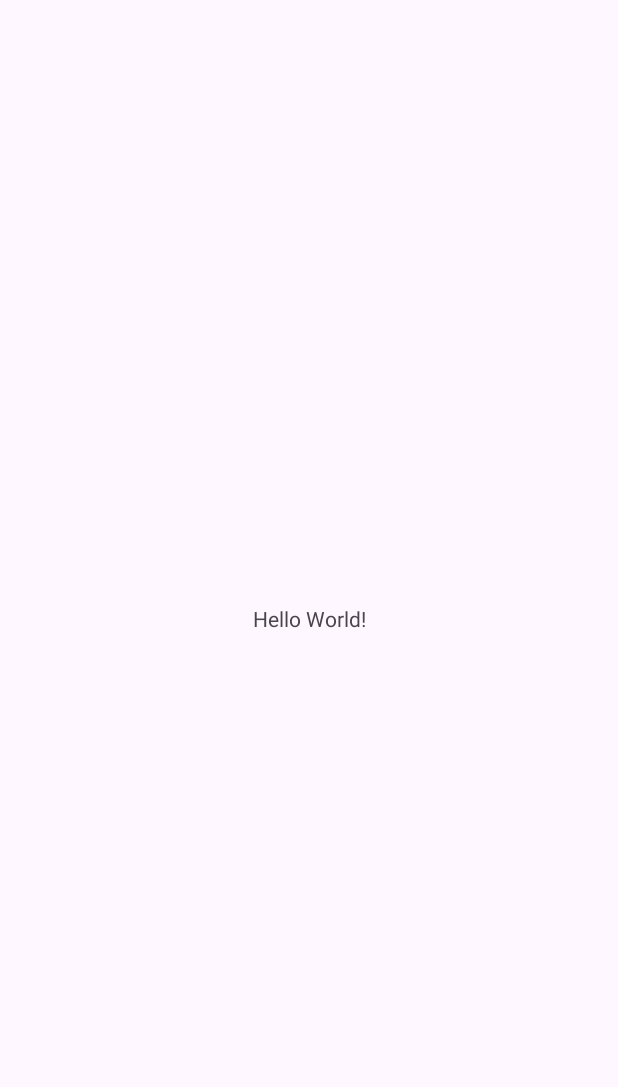
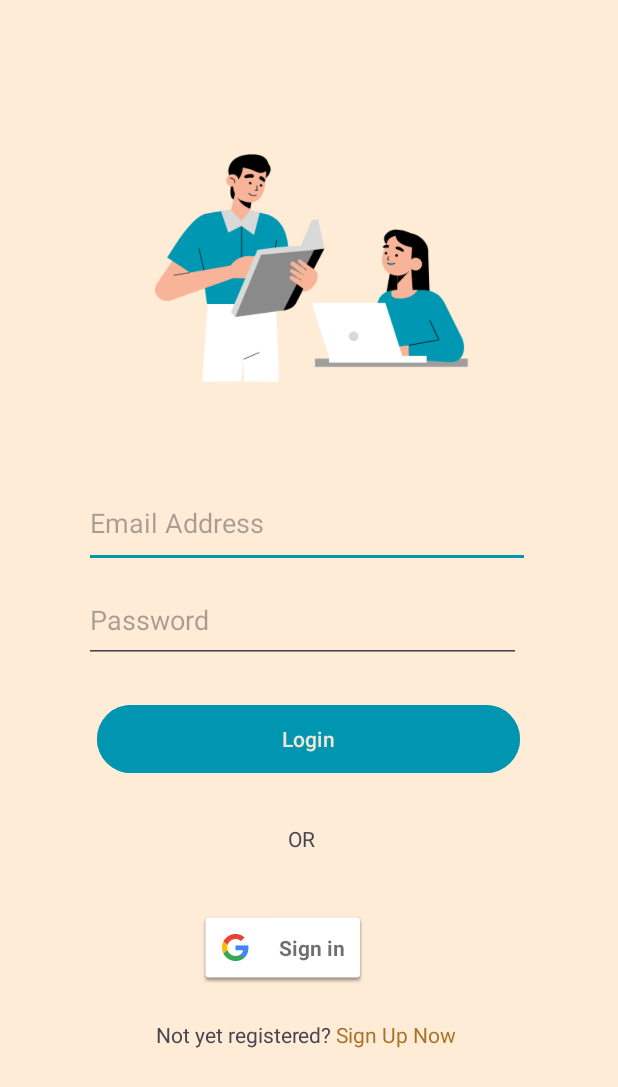
Before and after one commit to totoro-7/AndroidAppliacation, an Android app: the screen it shows after launch (MainActivity before the commit, Login_Page after it), on a phone screen of 412 x 824 dp. Before the commit the part shown is almost empty. Shown: the top 1087 px of the screen. Run offline under Robolectric (Android 15) with nearby library versions, the phone set to English and light mode, and no system bars.

Commit message:
Login Page

```diff
--- a/Android App/app/build.gradle.kts
+++ b/Android App/app/build.gradle.kts
@@ -36,6 +36,8 @@ dependencies {
     implementation("androidx.appcompat:appcompat:1.6.1")
     implementation("com.google.android.material:material:1.11.0")
     implementation("androidx.constraintlayout:constraintlayout:2.1.4")
+    implementation("com.google.firebase:firebase-auth:22.3.1")
+    implementation("com.google.android.gms:play-services-auth:21.0.0")
     testImplementation("junit:junit:4.13.2")
     androidTestImplementation("androidx.test.ext:junit:1.1.5")
     androidTestImplementation("androidx.test.espresso:espresso-core:3.5.1")
--- a/Android App/app/src/main/AndroidManifest.xml
+++ b/Android App/app/src/main/AndroidManifest.xml
@@ -13,6 +13,10 @@
         android:theme="@style/Theme.AndroidAppliacation"
         tools:targetApi="31">
         <activity
+            android:name=".Login_Page"
+            android:exported="false"
+            android:theme="@style/Theme.Splash"/>
+        <activity
             android:name=".Splash_Screen"
             android:exported="true"
             android:theme="@style/Theme.Splash">
@@ -24,7 +28,7 @@
         </activity>
         <activity
             android:name=".MainActivity"
-            android:exported="true"></activity>
+            android:exported="true" />
     </application>
 
 </manifest>
--- /dev/null
+++ b/Android App/app/src/main/java/com/example/androidappliacation/Login_Page.java
@@ -0,0 +1,14 @@
+package com.example.androidappliacation;
+
+import androidx.appcompat.app.AppCompatActivity;
+
+import android.os.Bundle;
+
+public class Login_Page extends AppCompatActivity {
+
+    @Override
+    protected void onCreate(Bundle savedInstanceState) {
+        super.onCreate(savedInstanceState);
+        setContentView(R.layout.activity_login_page);
+    }
+}
--- a/Android App/app/src/main/java/com/example/androidappliacation/Splash_Screen.java
+++ b/Android App/app/src/main/java/com/example/androidappliacation/Splash_Screen.java
@@ -29,7 +29,7 @@ public class Splash_Screen extends AppCompatActivity {
         new Handler().postDelayed(new Runnable() {
             @Override
             public void run() {
-                Intent i = new Intent(Splash_Screen.this,MainActivity.class);
+                Intent i = new Intent(Splash_Screen.this,Login_Page.class);
                 startActivity(i);
                 finish();
             }
--- /dev/null
+++ b/Android App/app/src/main/res/layout/activity_login_page.xml
@@ -0,0 +1,101 @@
+<?xml version="1.0" encoding="utf-8"?>
+<androidx.constraintlayout.widget.ConstraintLayout xmlns:android="http://schemas.android.com/apk/res/android"
+    xmlns:app="http://schemas.android.com/apk/res-auto"
+    xmlns:tools="http://schemas.android.com/tools"
+    android:layout_width="match_parent"
+    android:layout_height="match_parent"
+    android:background="#FEECD7"
+    tools:context=".Login_Page"
+    tools:layout_editor_absoluteX="-1dp"
+    tools:layout_editor_absoluteY="127dp">
+
+    <Button
+        android:id="@+id/button"
+        android:layout_width="282dp"
+        android:layout_height="53dp"
+        android:layout_marginBottom="24dp"
+        android:backgroundTint="#0096B1"
+        android:text="Login"
+        app:layout_constraintBottom_toTopOf="@+id/textView"
+        app:layout_constraintEnd_toEndOf="parent"
+        app:layout_constraintHorizontal_bias="0.496"
+        app:layout_constraintStart_toStartOf="parent"
+        app:layout_constraintTop_toBottomOf="@+id/editTextTextPassword" />
+
+    <EditText
+        android:id="@+id/editTextTextEmailAddress"
+        android:layout_width="297dp"
+        android:layout_height="59dp"
+        android:layout_marginBottom="422dp"
+        android:ems="10"
+        android:hint="Email Address"
+        android:inputType="textEmailAddress"
+        app:layout_constraintBottom_toBottomOf="parent"
+        app:layout_constraintEnd_toEndOf="parent"
+        app:layout_constraintHorizontal_bias="0.491"
+        app:layout_constraintStart_toStartOf="parent"
+        app:layout_constraintTop_toBottomOf="@+id/imageView4" />
+
+    <EditText
+        android:id="@+id/editTextTextPassword"
+        android:layout_width="291dp"
+        android:layout_height="57dp"
+        android:layout_marginBottom="17dp"
+        android:ems="10"
+        android:hint="Password"
+        android:inputType="textPassword"
+        app:layout_constraintBottom_toTopOf="@+id/button"
+        app:layout_constraintEnd_toEndOf="@+id/button"
+        app:layout_constraintHorizontal_bias="0.0"
+        app:layout_constraintStart_toStartOf="@+id/editTextTextEmailAddress"
+        app:layout_constraintTop_toBottomOf="@+id/editTextTextEmailAddress" />
+
+    <TextView
+        android:id="@+id/textView"
+        android:layout_width="25dp"
+        android:layout_height="30dp"
+        android:layout_marginBottom="21dp"
+        android:text="OR"
+        app:layout_constraintBottom_toTopOf="@+id/signInButton"
+        app:layout_constraintEnd_toEndOf="parent"
+        app:layout_constraintHorizontal_bias="0.497"
+        app:layout_constraintStart_toStartOf="parent"
+        app:layout_constraintTop_toBottomOf="@+id/button" />
+
+    <com.google.android.gms.common.SignInButton
+        android:id="@+id/signInButton"
+        android:layout_width="wrap_content"
+        android:layout_height="wrap_content"
+        android:layout_marginEnd="60dp"
+        android:layout_marginBottom="18dp"
+        app:layout_constraintBottom_toTopOf="@+id/textView2"
+        app:layout_constraintEnd_toEndOf="@+id/textView2"
+        app:layout_constraintTop_toBottomOf="@+id/textView" />
+
+    <TextView
+        android:id="@+id/textView2"
+        android:layout_width="wrap_content"
+        android:layout_height="wrap_content"
+        android:layout_marginBottom="118dp"
+        android:text="@string/account"
+        app:layout_constraintBottom_toBottomOf="parent"
+        app:layout_constraintEnd_toEndOf="parent"
+        app:layout_constraintHorizontal_bias="0.492"
+        app:layout_constraintStart_toStartOf="parent"
+        app:layout_constraintTop_toBottomOf="@+id/signInButton" />
+
+    <ImageView
+        android:id="@+id/imageView4"
+        android:layout_width="266dp"
+        android:layout_height="193dp"
+        android:layout_marginTop="57dp"
+        android:layout_marginBottom="21dp"
+        android:scaleType="centerCrop"
+        app:layout_constraintBottom_toTopOf="@+id/editTextTextEmailAddress"
+        app:layout_constraintEnd_toEndOf="parent"
+        app:layout_constraintHorizontal_bias="0.496"
+        app:layout_constraintStart_toStartOf="parent"
+        app:layout_constraintTop_toTopOf="parent"
+        app:srcCompat="@drawable/login_logo" />
+
+</androidx.constraintlayout.widget.ConstraintLayout>
--- a/Android App/app/src/main/res/values/strings.xml
+++ b/Android App/app/src/main/res/values/strings.xml
@@ -1,3 +1,4 @@
 <resources>
-    <string name="app_name">Android Appliacation</string>
+    <string name="app_name">Android Application</string>
+    <string name="account">Not yet registered? <font color="#A97429">Sign Up Now</font></string>
 </resources>
```
Also changed, not shown: Android App/app/src/main/res/drawable/login_bg.png (added), Android App/app/src/main/res/drawable/login_logo.png (added), Android App/app/src/main/res/drawable/login_pattern.png (added), Android App/app/src/main/res/drawable/loginp_bg.png (added).
